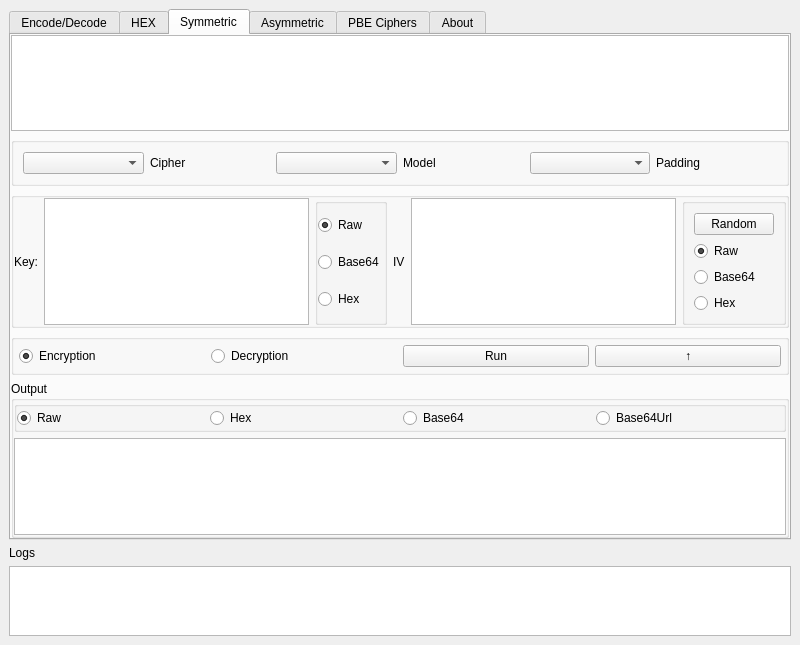
This is mainwindow.ui in ablegao/SecureRune as Qt 5 draws it before an edit. The edited form follows.
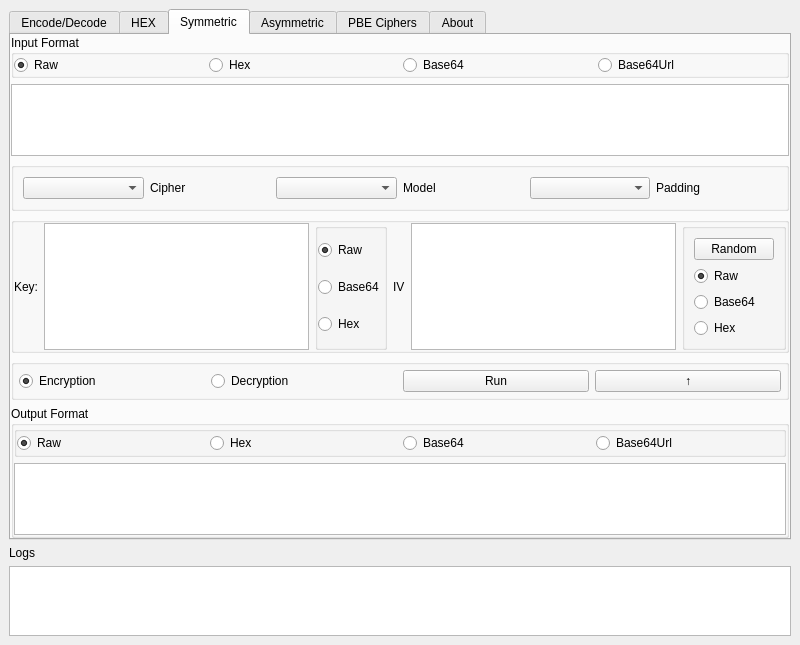
This is the edited form.

Patch:
```diff
--- a/mainwindow.ui
+++ b/mainwindow.ui
@@ -289,6 +289,58 @@
         <property name="bottomMargin">
          <number>0</number>
         </property>
+        <item>
+         <widget class="QGroupBox" name="groupBox_10">
+          <property name="title">
+           <string>Input Format</string>
+          </property>
+          <layout class="QHBoxLayout" name="horizontalLayout_9">
+           <property name="leftMargin">
+            <number>0</number>
+           </property>
+           <property name="topMargin">
+            <number>0</number>
+           </property>
+           <property name="rightMargin">
+            <number>0</number>
+           </property>
+           <property name="bottomMargin">
+            <number>0</number>
+           </property>
+           <item>
+            <widget class="QRadioButton" name="s_input_fmt_raw">
+             <property name="text">
+              <string>Raw</string>
+             </property>
+             <property name="checked">
+              <bool>true</bool>
+             </property>
+            </widget>
+           </item>
+           <item>
+            <widget class="QRadioButton" name="s_input_fmt_hex">
+             <property name="text">
+              <string>Hex</string>
+             </property>
+            </widget>
+           </item>
+           <item>
+            <widget class="QRadioButton" name="s_input_fmt_base64">
+             <property name="text">
+              <string>Base64</string>
+             </property>
+            </widget>
+           </item>
+           <item>
+            <widget class="QRadioButton" name="s_input_fmt_base64url">
+             <property name="text">
+              <string>Base64Url</string>
+             </property>
+            </widget>
+           </item>
+          </layout>
+         </widget>
+        </item>
         <item>
          <widget class="QPlainTextEdit" name="symmetric_input"/>
         </item>
@@ -518,7 +570,7 @@
         <item>
          <widget class="QGroupBox" name="groupBox_8">
           <property name="title">
-           <string>Output</string>
+           <string>Output Format</string>
           </property>
           <layout class="QVBoxLayout" name="verticalLayout_5">
            <property name="leftMargin">
```
Left out of the diff: 33 changed lines with no effect on the pictures.
